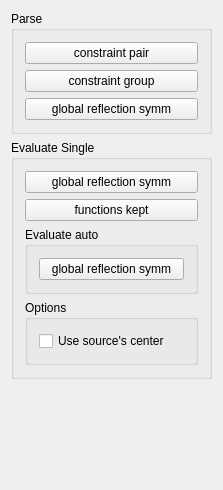
Old version of the form ScorerLib/ScorerWidget.ui in the repository ialhashim/topo-blend.
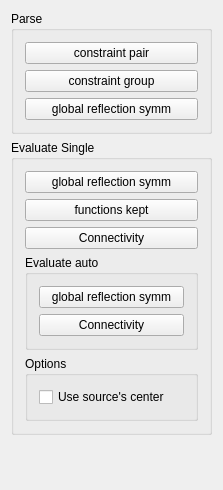
New version of the form.

What changed in the file:
```diff
--- a/ScorerLib/ScorerWidget.ui
+++ b/ScorerLib/ScorerWidget.ui
@@ -64,6 +64,13 @@
         </property>
        </widget>
       </item>
+      <item>
+       <widget class="QPushButton" name="evaluateTopology">
+        <property name="text">
+         <string>Connectivity</string>
+        </property>
+       </widget>
+      </item>
       <item>
        <widget class="QGroupBox" name="groupBox">
         <property name="title">
@@ -77,6 +84,13 @@
            </property>
           </widget>
          </item>
+         <item>
+          <widget class="QPushButton" name="evaluateTopologyAuto">
+           <property name="text">
+            <string>Connectivity</string>
+           </property>
+          </widget>
+         </item>
         </layout>
        </widget>
       </item>
```
